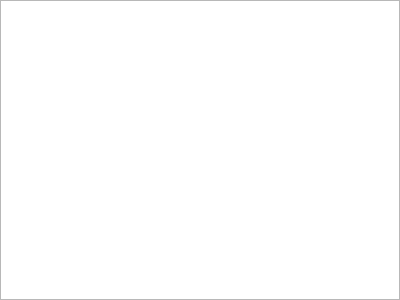
First picture: the form in src/views/transactionsview.ui, repository csb6/accountant, before the edit.
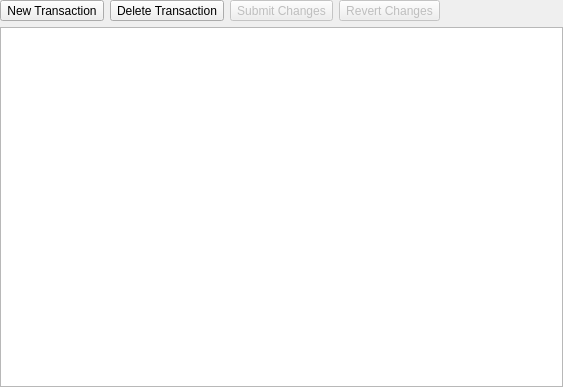
Second picture: the form after the edit.

Commit message:
Changed transactions view to use manual submission for edits
Qt's OnRowChanged edit strategy frequently mistakes partial edits
(e.g. editing a cell and then moving to the next cell in the same row)
as submissions, meaning the database gets sent partially filled out rows,
which are difficult to distinguish from genuine errors. We can avoid this
by making submission/reversion of changes explicit using buttons on the
toolbar

```diff
--- a/src/views/transactionsview.ui
+++ b/src/views/transactionsview.ui
@@ -23,14 +23,14 @@
    <rect>
     <x>0</x>
     <y>0</y>
-    <width>400</width>
-    <height>300</height>
+    <width>563</width>
+    <height>387</height>
    </rect>
   </property>
   <property name="lineWidth">
    <number>0</number>
   </property>
-  <layout class="QVBoxLayout" name="verticalLayout">
+  <layout class="QVBoxLayout" name="verticalLayout_2">
    <property name="leftMargin">
     <number>0</number>
    </property>
@@ -44,6 +44,59 @@
     <number>0</number>
    </property>
    <item>
+    <layout class="QVBoxLayout" name="verticalLayout">
+     <item>
+      <layout class="QHBoxLayout" name="horizontalLayout">
+       <item>
+        <widget class="QToolButton" name="new_transaction_button">
+         <property name="text">
+          <string>New Transaction</string>
+         </property>
+        </widget>
+       </item>
+       <item>
+        <widget class="QToolButton" name="delete_transaction_button">
+         <property name="text">
+          <string>Delete Transaction</string>
+         </property>
+        </widget>
+       </item>
+       <item>
+        <widget class="QToolButton" name="submit_changes_button">
+         <property name="enabled">
+          <bool>false</bool>
+         </property>
+         <property name="text">
+          <string>Submit Changes</string>
+         </property>
+        </widget>
+       </item>
+       <item>
+        <widget class="QToolButton" name="revert_changes_button">
+         <property name="enabled">
+          <bool>false</bool>
+         </property>
+         <property name="text">
+          <string>Revert Changes</string>
+         </property>
+        </widget>
+       </item>
+       <item>
+        <spacer name="horizontalSpacer">
+         <property name="orientation">
+          <enum>Qt::Orientation::Horizontal</enum>
+         </property>
+         <property name="sizeHint" stdset="0">
+          <size>
+           <width>40</width>
+           <height>20</height>
+          </size>
+         </property>
+        </spacer>
+       </item>
+      </layout>
+     </item>
+     <item>
     <widget class="QTableView" name="transactions_view">
      <property name="lineWidth">
       <number>0</number>
@@ -55,6 +108,8 @@
       <bool>false</bool>
      </attribute>
     </widget>
+     </item>
+    </layout>
    </item>
   </layout>
  </widget>
```
Lines whose indentation alone changed are shown as unchanged. The commit also changes 2 other files.
